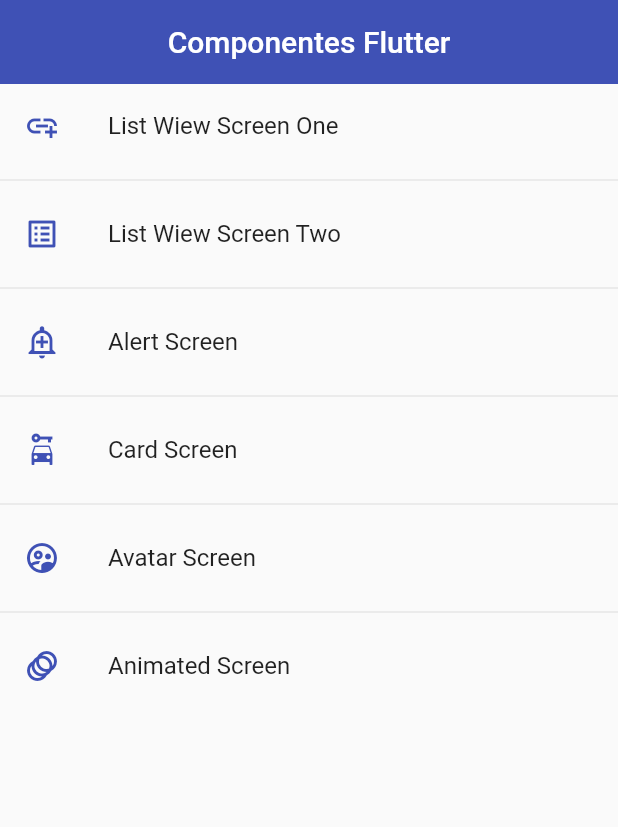
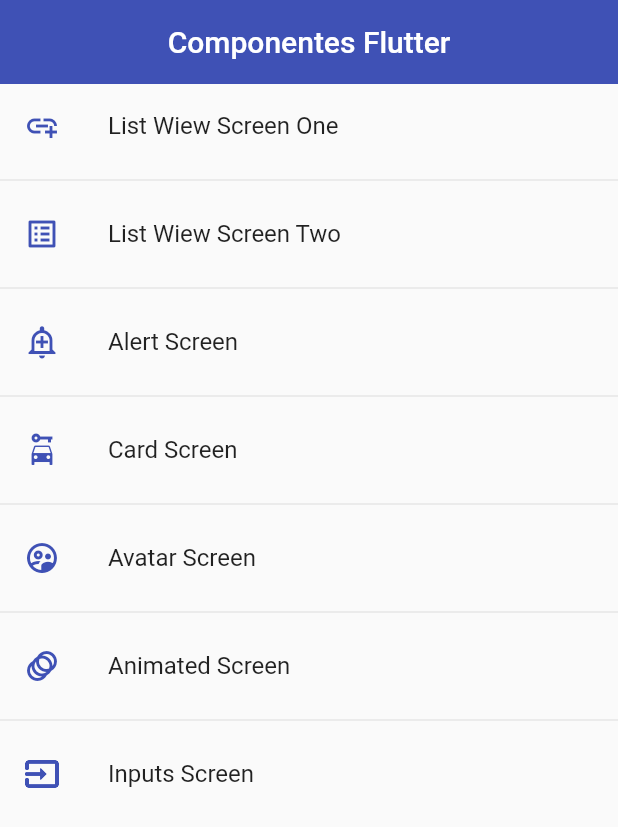
Before and after one commit to francmarin98/flutter_components_app, a Flutter app: the screen it shows after launch, on a phone screen of 412 x 824 dp. Shown: the top 827 px of the screen. Run offline on Flutter 3.47's test engine with Material 2 defaults, Android fonts, the phone set to English and light mode, and no system bars.

Commit message:
TextFormFields Part One

```diff
--- a/lib/router/app_router.dart
+++ b/lib/router/app_router.dart
@@ -5,11 +5,6 @@ import 'package:flutter/material.dart';
 class AppRouter {
   static const initialRoute = 'home';
   static final menuOptions = <MenuOptions>[
-    // MenuOptions(
-    //     label: 'Home Screen',
-    //     icon: Icons.home_max_outlined,
-    //     routeName: 'home',
-    //     screen: const HomeScreen()),
     MenuOptions(
         label: 'List Wiew Screen One',
         icon: Icons.add_link_outlined,
@@ -40,6 +35,11 @@ class AppRouter {
         icon: Icons.animation,
         routeName: 'animated',
         screen: const AnimatedScreen()),
+    MenuOptions(
+        label: 'Inputs Screen',
+        icon: Icons.input_outlined,
+        routeName: 'input',
+        screen: const InputsScreen()),
   ];
 
   static Map<String, Widget Function(BuildContext)> getAppRoutes() {
@@ -59,7 +59,3 @@ class AppRouter {
     return MaterialPageRoute(builder: (context) => const ListViewScreenTwo());
   }
 }
-
-
-
-  // 'homescreen': (BuildContext context) => const HomeScreen(),
--- a/lib/screens/screens.dart
+++ b/lib/screens/screens.dart
@@ -1,3 +1,4 @@
+export 'package:components_app/screens/inputs_screen.dart';
 export 'package:components_app/screens/animated_screen.dart';
 export 'package:components_app/screens/avatar_screen.dart';
 export 'package:components_app/screens/alert_screen.dart';
--- a/lib/themes/app_theme.dart
+++ b/lib/themes/app_theme.dart
@@ -26,5 +26,38 @@ class AppTheme {
           style: ElevatedButton.styleFrom(
               primary: colorPrimary,
               shape: const StadiumBorder(),
-              elevation: 0)));
+              elevation: 0
+          )
+      )
+      ,
+      inputDecorationTheme: const InputDecorationTheme(
+        floatingLabelStyle: TextStyle(color: colorPrimary),
+
+        enabledBorder: OutlineInputBorder(
+          borderSide: BorderSide(color: colorPrimary),
+          borderRadius: BorderRadius.only(
+            bottomLeft: Radius.circular(10),
+            topRight: Radius.circular(10)
+          )
+        ),
+
+        focusedBorder: OutlineInputBorder(
+          borderSide: BorderSide(color: colorPrimary),
+          borderRadius: BorderRadius.only(
+            bottomLeft: Radius.circular(10),
+            topRight: Radius.circular(10)
+          )
+        ),
+
+        border: OutlineInputBorder(
+          borderRadius: BorderRadius.only(
+                  bottomLeft: Radius.circular(10),
+                  topRight: Radius.circular(10),
+                  bottomRight: Radius.circular(10),
+                  topLeft: Radius.circular(10)
+          )
+        )
+
+
+      ));
 }
--- a/lib/widgets/widgets.dart
+++ b/lib/widgets/widgets.dart
@@ -1,2 +1,3 @@
+export 'package:components_app/widgets/custom_text_form_field.dart';
 export 'package:components_app/widgets/card_widget_type_two.dart';
 export 'package:components_app/widgets/card_widget_type_one.dart';
```
Also changed, not shown: lib/screens/inputs_screen.dart (added, +45 -0 lines), lib/widgets/custom_text_form_field.dart (added, +50 -0 lines).
